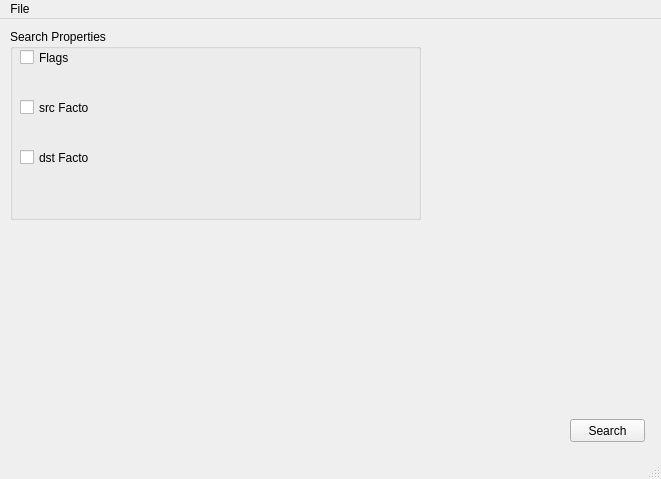
First picture: the form in mainwindow.ui, repository ScanMountGoat/Smash-Material-XML, before the edit.
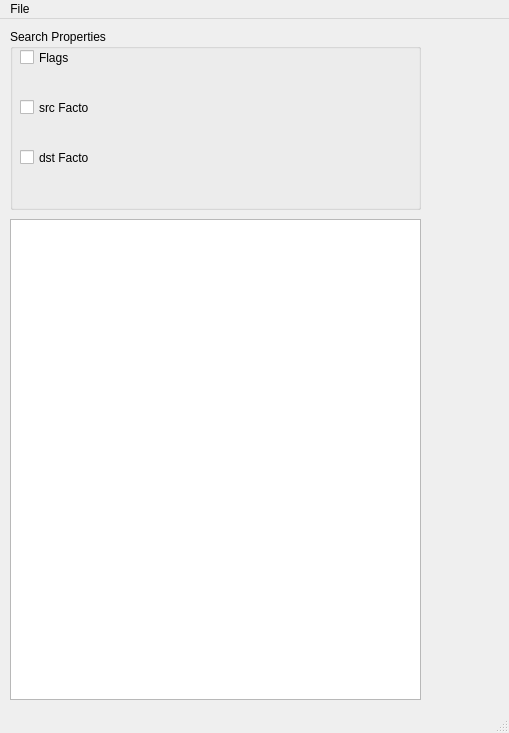
Second picture: the form after the edit.

```diff
--- a/mainwindow.ui
+++ b/mainwindow.ui
@@ -6,8 +6,8 @@
    <rect>
     <x>0</x>
     <y>0</y>
-    <width>661</width>
-    <height>479</height>
+    <width>509</width>
+    <height>733</height>
    </rect>
   </property>
   <property name="windowTitle">
@@ -20,7 +20,7 @@
       <x>10</x>
       <y>10</y>
       <width>411</width>
-      <height>191</height>
+      <height>181</height>
      </rect>
     </property>
     <property name="title">
@@ -265,13 +265,23 @@
      <string>Search</string>
     </property>
    </widget>
+   <widget class="QListView" name="listView">
+    <property name="geometry">
+     <rect>
+      <x>10</x>
+      <y>200</y>
+      <width>411</width>
+      <height>481</height>
+     </rect>
+    </property>
+   </widget>
   </widget>
   <widget class="QMenuBar" name="menuBar">
    <property name="geometry">
     <rect>
      <x>0</x>
      <y>0</y>
-     <width>661</width>
+     <width>509</width>
      <height>21</height>
     </rect>
    </property>
```
